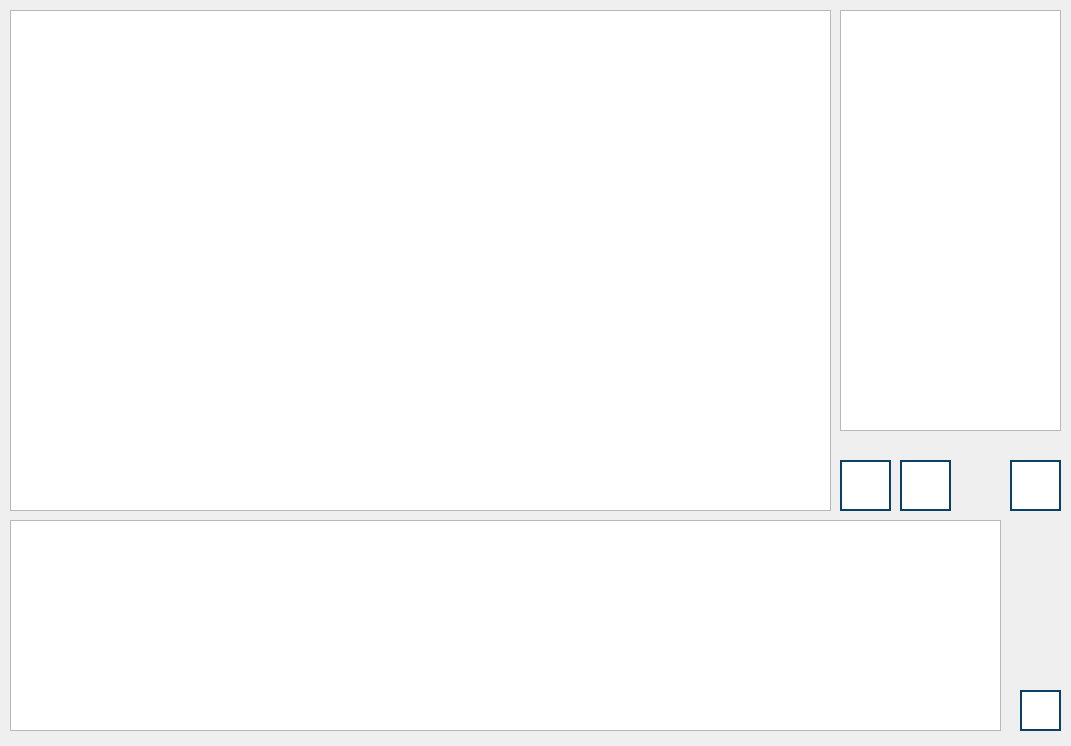
This is demonstrationwindow.ui in RCh-stack/ray-tracing-alpha-1.3 as Qt 5 draws it before an edit. The edited form follows.
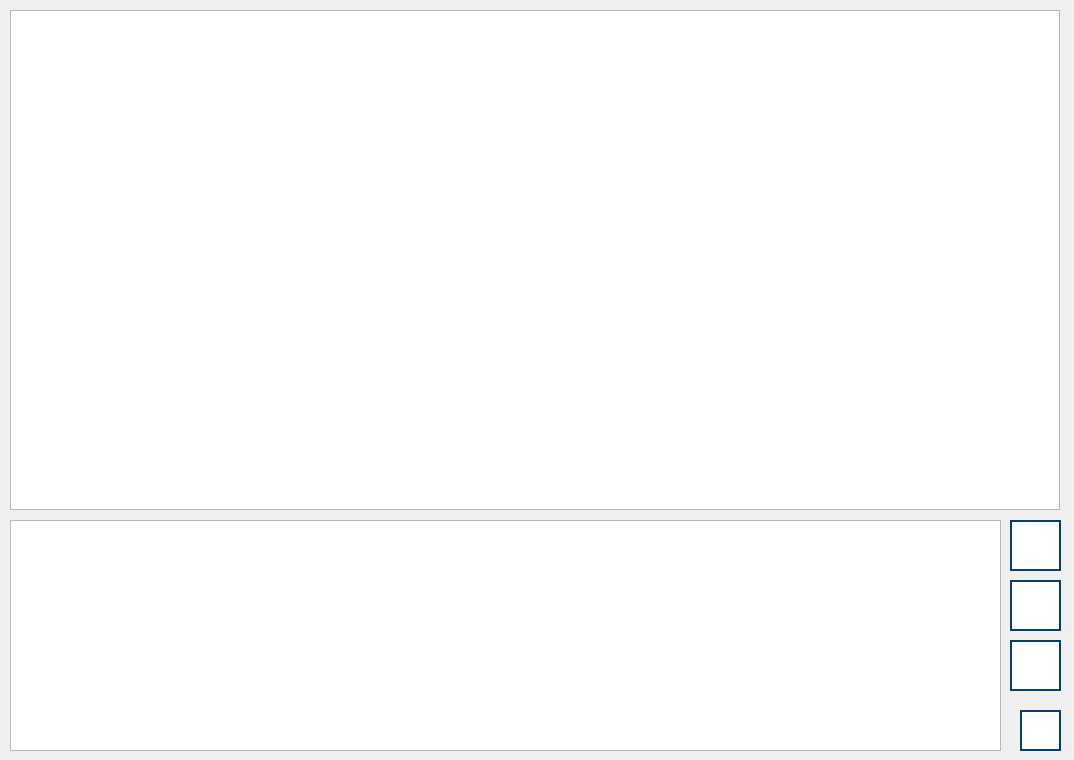
This is the edited form. Icons and pictures are not drawn.

```diff
--- a/demonstrationwindow.ui
+++ b/demonstrationwindow.ui
@@ -6,8 +6,8 @@
    <rect>
     <x>0</x>
     <y>0</y>
-    <width>1071</width>
-    <height>746</height>
+    <width>1074</width>
+    <height>760</height>
    </rect>
   </property>
   <property name="windowTitle">
@@ -19,7 +19,7 @@
      <x>10</x>
      <y>520</y>
      <width>991</width>
-     <height>211</height>
+     <height>231</height>
     </rect>
    </property>
   </widget>
@@ -28,8 +28,8 @@
     <rect>
      <x>10</x>
      <y>10</y>
-     <width>821</width>
-     <height>501</height>
+     <width>1050</width>
+     <height>500</height>
     </rect>
    </property>
   </widget>
@@ -37,7 +37,7 @@
    <property name="geometry">
     <rect>
      <x>1010</x>
-     <y>460</y>
+     <y>520</y>
      <width>51</width>
      <height>51</height>
     </rect>
@@ -77,7 +77,7 @@
    <property name="geometry">
     <rect>
      <x>1020</x>
-     <y>690</y>
+     <y>710</y>
      <width>41</width>
      <height>41</height>
     </rect>
@@ -116,8 +116,8 @@
   <widget class="QPushButton" name="button_prev_step">
    <property name="geometry">
     <rect>
-     <x>840</x>
-     <y>460</y>
+     <x>1010</x>
+     <y>640</y>
      <width>51</width>
      <height>51</height>
     </rect>
@@ -156,8 +156,8 @@
   <widget class="QPushButton" name="button_next_step">
    <property name="geometry">
     <rect>
-     <x>900</x>
-     <y>460</y>
+     <x>1010</x>
+     <y>580</y>
      <width>51</width>
      <height>51</height>
     </rect>
@@ -193,16 +193,6 @@
     <bool>false</bool>
    </property>
   </widget>
-  <widget class="QTextBrowser" name="text_option">
-   <property name="geometry">
-    <rect>
-     <x>840</x>
-     <y>10</y>
-     <width>221</width>
-     <height>421</height>
-    </rect>
-   </property>
-  </widget>
  </widget>
  <resources/>
  <connections/>
```
Left out of the diff: 2 changed lines with no effect on the pictures.
